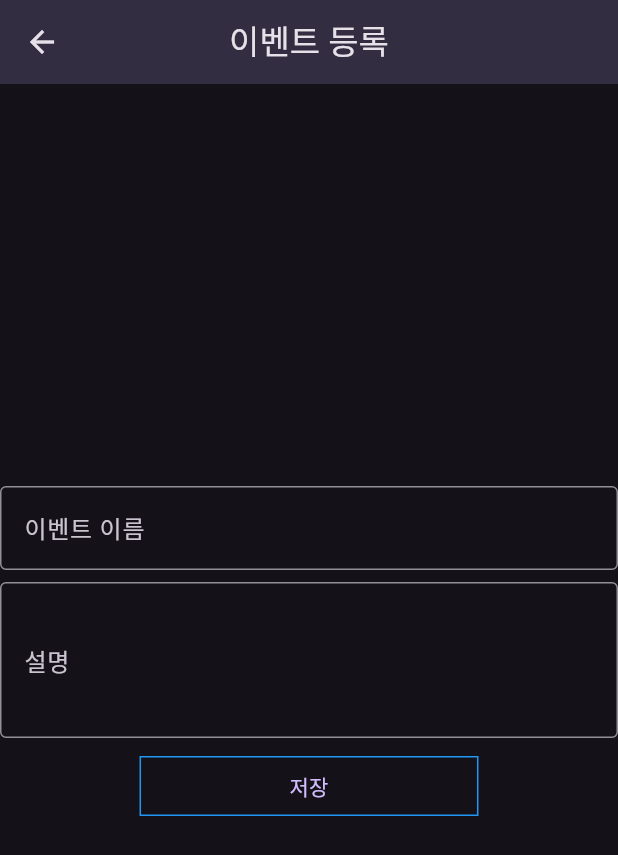
After one commit to empty-castle/ddw_duel, a Flutter app: the screen it shows after launch, after a tap on "등록", on a phone screen of 412 x 824 dp. The commit adds this screen. Shown: the top 855 px of the screen. Run offline on Flutter 3.47's test engine with Material 3 defaults, Android fonts, the phone set to English and light mode, and no system bars; our stand-ins replace sqflite_common_ffi; missing offline and left inert: window_size; accounts and stored records are empty.

Commit message:
1. 이벤트 작성 페이지 이동으로 전환

```diff
--- a/lib/event/component/event_detail_component.dart
+++ b/lib/event/component/event_detail_component.dart
@@ -35,7 +35,7 @@ class _EventDetailComponentState extends State<EventDetailComponent> {
     }
 
     return Column(
-      crossAxisAlignment: CrossAxisAlignment.start,
+      crossAxisAlignment: CrossAxisAlignment.end,
       children: [
         Padding(
           padding: const EdgeInsets.only(bottom: 8.0),
@@ -102,7 +102,8 @@ class _EventDetailComponentState extends State<EventDetailComponent> {
         ),
         const Expanded(
             flex: 2,
-            child: Column(
+            child: Row(
+              crossAxisAlignment: CrossAxisAlignment.start,
               children: [
                 Text('참가자 명단:',
                     style:
--- a/lib/event/component/event_list_component.dart
+++ b/lib/event/component/event_list_component.dart
@@ -1,26 +1,69 @@
+import 'package:ddw_duel/event/page/event_form_page.dart';
 import 'package:flutter/material.dart';
 
 import '../../domain/event/domain/event.dart';
+import '../../domain/event/repository/event_repository.dart';
 
 class EventListComponent extends StatefulWidget {
-  final List<Event> events;
   final Function(int eventId) onSelectEvent;
 
-  const EventListComponent(
-      {super.key, required this.onSelectEvent, required this.events});
+  const EventListComponent({super.key, required this.onSelectEvent});
 
   @override
   State<EventListComponent> createState() => _EventListComponentState();
 }
 
 class _EventListComponentState extends State<EventListComponent> {
+  final EventRepository eventRepo = EventRepository();
+
+  List<Event> _events = [];
   int? _selectedEventId;
+
+  void _onPressed() async {
+    bool? needRefresh = await Navigator.push(
+      context,
+      MaterialPageRoute(builder: (context) => const EventFormPage()),
+    );
+
+    if (needRefresh != null && needRefresh) {
+      fetchEvent();
+    }
+  }
+
+  void fetchEvent() async {
+    var events = await eventRepo.findEvents();
+    setState(() {
+      _events = events;
+    });
+  }
+
+  @override
+  void initState() {
+    super.initState();
+    fetchEvent();
+  }
 
   @override
   Widget build(BuildContext context) {
     return LayoutBuilder(
       builder: (context, constraints) {
-        return SingleChildScrollView(
+        return Column(
+          crossAxisAlignment: CrossAxisAlignment.end,
+          children: [
+            Padding(
+              padding: const EdgeInsets.only(bottom: 8.0),
+              child: TextButton(
+                onPressed: _onPressed,
+                style: TextButton.styleFrom(
+                  shape: const RoundedRectangleBorder(
+                      side: BorderSide(color: Colors.blue)),
+                  padding: const EdgeInsets.all(8.0),
+                ),
+                child: const Text('등록'),
+              ),
+            ),
+            Expanded(
+              child: SingleChildScrollView(
                 scrollDirection: Axis.vertical,
                 child: ConstrainedBox(
                   constraints: BoxConstraints(minWidth: constraints.maxWidth),
@@ -34,7 +77,7 @@ class _EventListComponentState extends State<EventListComponent> {
                           label: Text('설명',
                               style: TextStyle(fontWeight: FontWeight.bold))),
                     ],
-              rows: widget.events.map((event) {
+                    rows: _events.map((event) {
                       return DataRow(
                         selected: _selectedEventId == event.eventId,
                         onSelectChanged: (_) {
@@ -71,6 +114,9 @@ class _EventListComponentState extends State<EventListComponent> {
                     }).toList(),
                   ),
                 ),
+              ),
+            ),
+          ],
         );
       },
     );
--- /dev/null
+++ b/lib/event/page/event_form_page.dart
@@ -0,0 +1,120 @@
+import 'package:ddw_duel/domain/event/domain/event.dart';
+import 'package:ddw_duel/domain/event/repository/event_repository.dart';
+import 'package:flutter/material.dart';
+
+import '../../base/SnackbarHelper.dart';
+
+class EventFormPage extends StatefulWidget {
+  const EventFormPage({super.key});
+
+  @override
+  State<EventFormPage> createState() => _EventFormPageState();
+}
+
+class _EventFormPageState extends State<EventFormPage> {
+  final EventRepository eventRepo = EventRepository();
+
+  final _formKey = GlobalKey<FormState>();
+
+  bool hasUpdated = false;
+
+  String _eventName = '';
+  String _description = '';
+
+  @override
+  Widget build(BuildContext context) {
+    return PopScope(
+      canPop: false,
+      onPopInvoked: (didPop) {
+        if (!didPop) {
+          Navigator.pop(context, hasUpdated);
+        }
+        return;
+      },
+      child: Scaffold(
+        appBar: AppBar(
+            surfaceTintColor: Colors.transparent,
+            backgroundColor: Theme.of(context).colorScheme.onSecondary,
+            centerTitle: true,
+            title: const Text('이벤트 등록')),
+        body: Center(
+          child: SizedBox(
+            width: 600,
+            child: Column(
+              mainAxisAlignment: MainAxisAlignment.center,
+              children: [
+                Form(
+                  key: _formKey,
+                  child: Column(
+                    mainAxisAlignment: MainAxisAlignment.start,
+                    children: <Widget>[
+                      Padding(
+                        padding: const EdgeInsets.only(bottom: 8.0),
+                        child: TextFormField(
+                          decoration: const InputDecoration(
+                            labelText: '이벤트 이름',
+                            border: OutlineInputBorder(),
+                          ),
+                          onSaved: (value) {
+                            _eventName = value ?? '';
+                          },
+                          validator: (value) {
+                            if (value == null || value.isEmpty) {
+                              return '이벤트 이름을 입력해주세요.';
+                            }
+                            return null;
+                          },
+                        ),
+                      ),
+                      Padding(
+                        padding: const EdgeInsets.only(bottom: 8.0),
+                        child: TextFormField(
+                          decoration: const InputDecoration(
+                            labelText: '설명',
+                            border: OutlineInputBorder(),
+                          ),
+                          onSaved: (value) {
+                            _description = value ?? '';
+                          },
+                          validator: (value) {
+                            return null;
+                          },
+                          maxLines: 3,
+                        ),
+                      ),
+                      Padding(
+                        padding: const EdgeInsets.only(bottom: 8.0),
+                        child: TextButton(
+                          onPressed: _onPressed,
+                          style: TextButton.styleFrom(
+                            shape: const RoundedRectangleBorder(
+                                side: BorderSide(color: Colors.blue)),
+                            padding: const EdgeInsets.symmetric(vertical: 8.0, horizontal: 100.0),
+                          ),
+                          child: const Text('저장'),
+                        ),
+                      ),
+                    ],
+                  ),
+                ),
+              ],
+            ),
+          ),
+        ),
+      ),
+    );
+  }
+
+  void _onPressed() async {
+    if (_formKey.currentState!.validate()) {
+      _formKey.currentState!.save();
+      await eventRepo
+          .saveEvent(Event(name: _eventName, description: _description));
+      hasUpdated = true;
+      if (mounted) {
+        SnackbarHelper.showSnackbar(context, "$_eventName 이벤트 저장이 완료되었습니다.");
+      }
+      _formKey.currentState!.reset();
+    }
+  }
+}
--- a/lib/main.dart
+++ b/lib/main.dart
@@ -27,6 +27,7 @@ class MyApp extends StatelessWidget {
     return MaterialApp(
       title: 'DDW duel',
       theme: ThemeData(
+
         brightness: Brightness.dark,
         primarySwatch: Colors.blueGrey,
         useMaterial3: true,
```
Also changed, not shown: lib/base/SnackbarHelper.dart (added, +20 -0 lines), lib/event/component/event_form_component.dart (deleted, +0 -81 lines), lib/event/view/event_view.dart (+0 -53 lines), lib/manage/view/player_view.dart (+13 -14 lines). Lines whose indentation alone changed are shown as unchanged.
